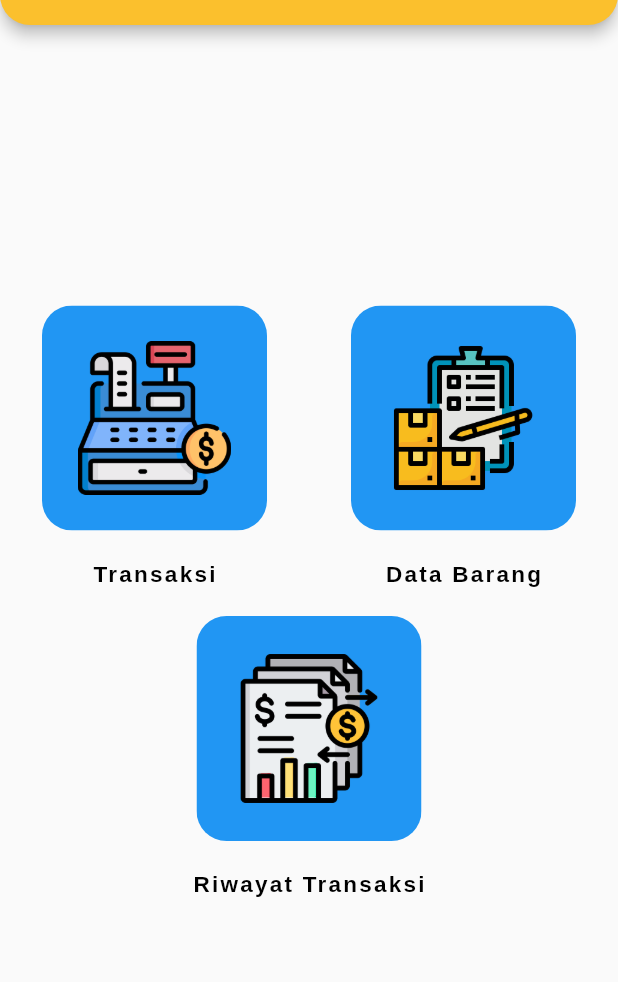
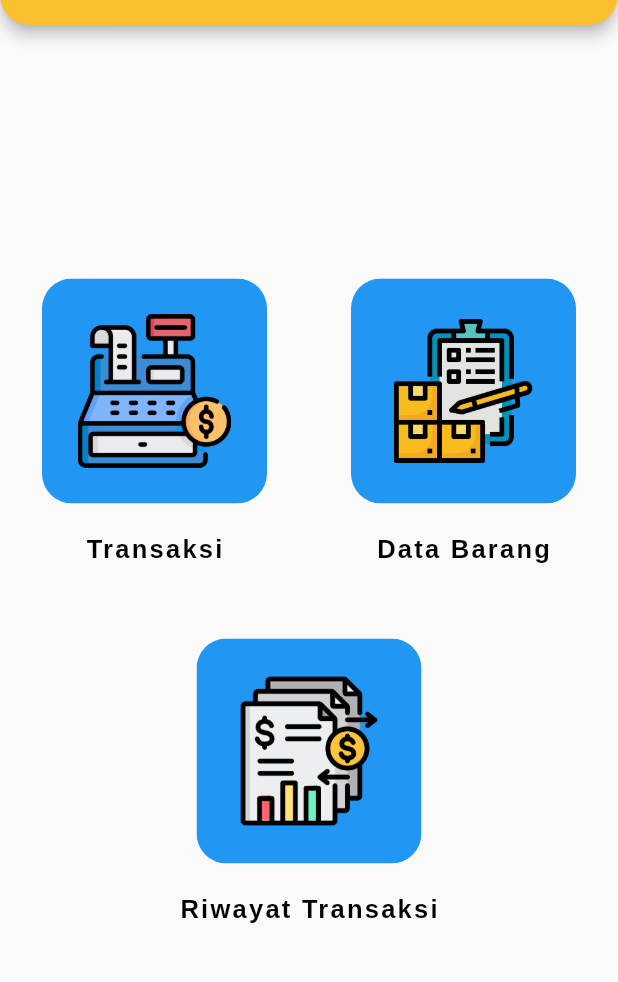
Before and after one commit to jimbonlemu/e_ceran, a Flutter app: the screen it shows after launch, on a phone screen of 412 x 824 dp, the part 59-1041 px from its top. Run offline on Flutter 3.47's test engine with Material 2 defaults, Android fonts, the phone set to English and light mode, and no system bars; our stand-ins replace page_transition.

Commit message:
feat(Add) : customize text size on WidgetText, add padding on WidgetMenu.

```diff
--- a/lib/global_assets/widgets/widget_menu.dart
+++ b/lib/global_assets/widgets/widget_menu.dart
@@ -23,7 +23,9 @@ class WidgetMenu extends StatelessWidget {
 
   @override
   Widget build(BuildContext context) {
-    return Column(
+    return Padding(
+      padding: const EdgeInsets.all(15),
+      child: Column(
         children: [
           ClipRRect(
             borderRadius: radiusLevel,
@@ -37,8 +39,12 @@ class WidgetMenu extends StatelessWidget {
           SizedBox(
             height: padding,
           ),
-        WidgetText(text: text),
+          WidgetText(
+            text: text,
+            textSize: 17,
+          ),
         ],
+      ),
     );
   }
 }
--- a/lib/global_assets/widgets/widget_text.dart
+++ b/lib/global_assets/widgets/widget_text.dart
@@ -2,11 +2,13 @@ import 'package:flutter/material.dart';
 
 class WidgetText extends StatelessWidget {
   final String text;
+  final double textSize;
   final TextStyle? customStyle;
 
   const WidgetText({
     Key? key,
     this.text = '',
+    this.textSize = 15,
     this.customStyle,
   }) : super(key: key);
 
@@ -14,11 +16,11 @@ class WidgetText extends StatelessWidget {
   Widget build(BuildContext context) {
     return Text(text,
         style: customStyle ??
-            const TextStyle(
+             TextStyle(
               fontFamily: 'Arimo_bold',
               color: Colors.black,
               letterSpacing: 1.5,
-              fontSize: 15,
+              fontSize: textSize,
             ));
   }
 }
```
Lines whose indentation alone changed are shown as unchanged.
